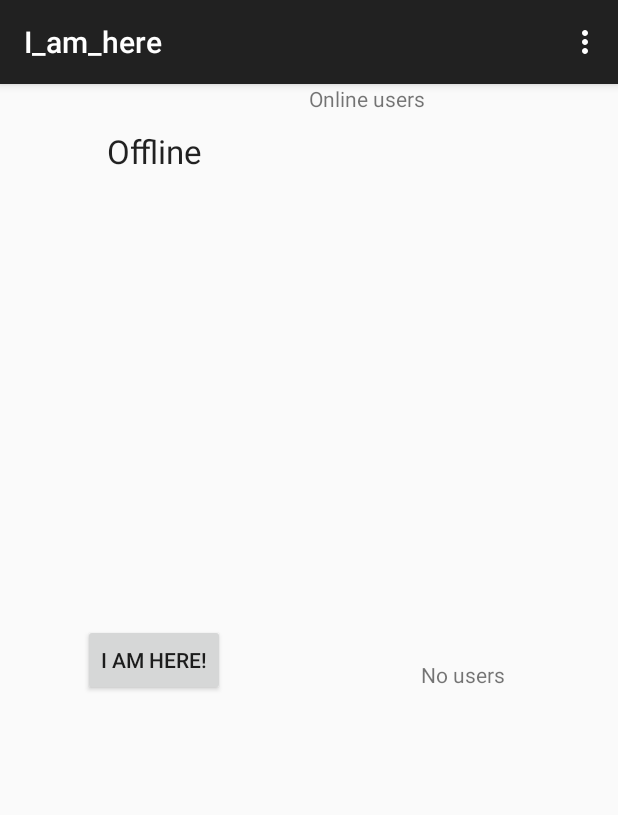
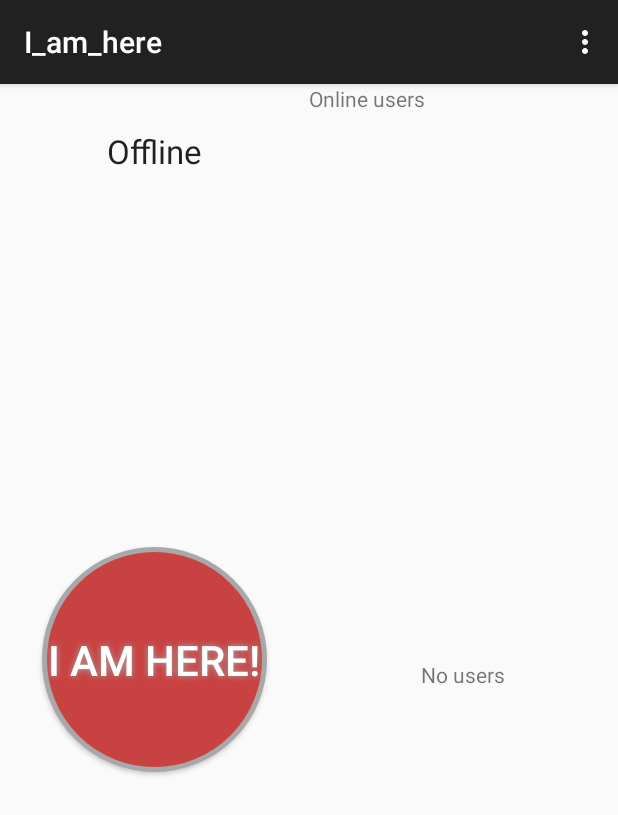
Before and after one commit to Nexen23/I_am_here, an Android app: the screen it shows after launch (ImhereActivity), on a phone screen of 412 x 824 dp. Shown: the top 815 px of the screen. Run offline under Robolectric (Android 15) with nearby library versions, the phone set to English and light mode, and no system bars; libraries missing offline, so code that uses them is left out: com.parse, com.pubnub.api; 5 statements that could not run were skipped.

Commit message:
added shapes (b_imhere), selectors (b_imhere), animations (fade_in/out)

```diff
--- a/app/build.gradle
+++ b/app/build.gradle
@@ -9,6 +9,8 @@ android {
         targetSdkVersion 22
         versionCode 1
         versionName "1.0"
+
+        multiDexEnabled true
     }
     buildTypes {
         release {
@@ -22,6 +24,7 @@ android {
 
 dependencies {
     compile 'com.parse.bolts:bolts-android:1.2.0'
+	compile fileTree(dir: 'libs', include: 'Parse-*.jar')
     compile 'com.pubnub:pubnub-android:3.7.4'
 
     compile 'com.google.code.gson:gson:2.3.1'
@@ -31,7 +34,7 @@ dependencies {
     compile 'com.github.tony19:logback-android-core:1.1.1-4'
     compile 'com.github.tony19:logback-android-classic:1.1.1-4'
 
-    compile fileTree(dir: 'libs', include: ['*.jar'])
+	//compile fileTree(dir: 'libs', include: ['*.jar'])
     compile 'com.android.support:appcompat-v7:22.2.1'
     compile 'com.android.support:support-v4:22.2.1'
 }
--- /dev/null
+++ b/app/src/main/res/anim/fade_in.xml
@@ -0,0 +1,8 @@
+<?xml version="1.0" encoding="utf-8"?>
+<set xmlns:android="http://schemas.android.com/apk/res/android"
+	 android:interpolator="@android:anim/linear_interpolator">
+	<alpha
+		android:fromAlpha="0.1"
+		android:toAlpha="1.0"
+		android:duration="300" />
+</set>
--- /dev/null
+++ b/app/src/main/res/anim/fade_out.xml
@@ -0,0 +1,8 @@
+<?xml version="1.0" encoding="utf-8"?>
+<set xmlns:android="http://schemas.android.com/apk/res/android"
+	 android:interpolator="@android:anim/linear_interpolator">
+	<alpha
+		android:fromAlpha="1.0"
+		android:toAlpha="0.1"
+		android:duration="300" />
+</set>
--- /dev/null
+++ b/app/src/main/res/color/button_imhere_selector.xml
@@ -0,0 +1,12 @@
+<?xml version="1.0" encoding="utf-8"?>
+<selector xmlns:android="http://schemas.android.com/apk/res/android">
+	<!--<item
+		android:state_enabled="false"
+		android:color="@android:color/white" />
+	<item
+		android:state_pressed="true"
+		android:state_enabled="true"
+		android:color="@android:color/white" />-->
+	<item
+		android:color="@android:color/white" />
+</selector>
--- /dev/null
+++ b/app/src/main/res/drawable/button_imhere.xml
@@ -0,0 +1,21 @@
+<?xml version="1.0" encoding="utf-8"?>
+<selector xmlns:android="http://schemas.android.com/apk/res/android">
+
+	<item
+		android:state_enabled="false"
+		android:drawable="@drawable/button_imhere_disabled" />
+	<item
+		android:state_pressed="true"
+		android:state_enabled="true"
+		android:drawable="@drawable/button_imhere_pressed" />
+	<item
+		android:drawable="@drawable/button_imhere_default" />
+	<!--<item
+		android:state_focused="true"
+		android:state_enabled="true"
+		android:drawable="@drawable/button_imhere_focused" />
+	<item
+		android:state_enabled="true"
+		android:drawable="@drawable/button_imhere_enabled" />-->
+
+</selector>
--- /dev/null
+++ b/app/src/main/res/drawable/button_imhere_default.xml
@@ -0,0 +1,19 @@
+<?xml version="1.0" encoding="utf-8"?>
+<shape xmlns:android="http://schemas.android.com/apk/res/android"
+	   android:shape="oval">
+
+	<!--<corners
+		android:radius="100dp"/>-->
+
+	<solid
+		android:color="#C94242"/>
+
+	<!--<size
+		android:width="150dp"
+		android:height="150dp"/>-->
+
+	<stroke
+		android:width="3dp"
+		android:color="#A8A8A8"/>
+
+</shape>
--- /dev/null
+++ b/app/src/main/res/drawable/button_imhere_disabled.xml
@@ -0,0 +1,19 @@
+<?xml version="1.0" encoding="utf-8"?>
+<shape xmlns:android="http://schemas.android.com/apk/res/android"
+	   android:shape="oval">
+
+	<corners
+		android:radius="100dp"/>
+
+	<solid
+		android:color="#4D4D4D"/>
+
+	<size
+		android:width="150dp"
+		android:height="150dp"/>
+
+	<stroke
+		android:width="3dp"
+		android:color="#A8A8A8"/>
+
+</shape>
--- /dev/null
+++ b/app/src/main/res/drawable/button_imhere_pressed.xml
@@ -0,0 +1,19 @@
+<?xml version="1.0" encoding="utf-8"?>
+<shape xmlns:android="http://schemas.android.com/apk/res/android"
+	   android:shape="oval">
+
+	<corners
+		android:radius="100dp"/>
+
+	<solid
+		android:color="#C94242"/>
+
+	<size
+		android:width="130dp"
+		android:height="130dp"/>
+
+	<stroke
+		android:width="3dp"
+		android:color="#A8A8A8"/>
+
+</shape>
--- a/app/src/main/res/layout/fragment_status.xml
+++ b/app/src/main/res/layout/fragment_status.xml
@@ -5,15 +5,17 @@
              tools:context=".ImhereFragment">
 
     <Button
-        android:layout_width="wrap_content"
-        android:layout_height="wrap_content"
+        android:layout_width="150dp"
+        android:layout_height="150dp"
         android:text="I am here!"
         android:id="@+id/b_imhere"
         android:layout_gravity="center"
         android:clickable="true"
         android:layout_marginLeft="247dp"
+        style="@style/button_imhere"
         android:layout_centerVertical="true"
-        android:layout_centerHorizontal="true"/>
+        android:layout_centerHorizontal="true"
+        android:textColor="@color/button_imhere_selector"/>
 
     <TextView
         android:layout_width="wrap_content"
--- a/app/src/main/res/values/styles.xml
+++ b/app/src/main/res/values/styles.xml
@@ -2,7 +2,20 @@
 
     <!-- Base application theme. -->
     <style name="AppTheme" parent="Theme.AppCompat.Light.DarkActionBar">
-        <!-- Customize your theme here. -->
+
+    </style>
+
+    <style name="button_imhere">
+        <item name="android:text">I am here!</item>
+        <item name="android:textSize">28sp</item>
+        <item name="android:gravity">center</item>
+
+        <item name="android:background">@drawable/button_imhere</item>
+
+        <item name="android:shadowColor">#A8A8A8</item>
+        <item name="android:shadowDx">0</item>
+        <item name="android:shadowDy">0</item>
+        <item name="android:shadowRadius">5</item>
     </style>
 
 </resources>
```
Also changed, not shown: 2 other files.
